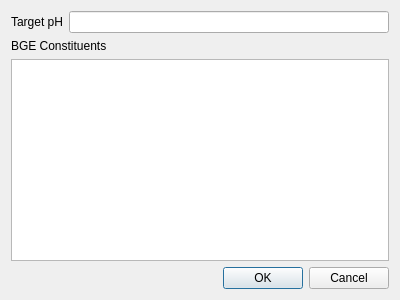
echmet/PeakMasterNG, file src/ui/adjustphdialog.ui: the form before one commit.
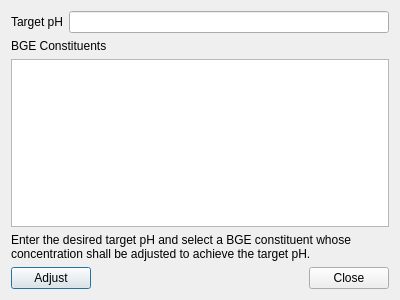
The form after the commit. Custom widgets are drawn as their Qt base class.

Patch:
```diff
--- a/src/ui/adjustphdialog.ui
+++ b/src/ui/adjustphdialog.ui
@@ -39,14 +39,35 @@
     <widget class="QTableView" name="qtbv_bgeConstituents"/>
    </item>
    <item>
+    <widget class="QLabel" name="label">
+     <property name="text">
+      <string>Enter the desired target pH and select a BGE constituent whose concentration shall be adjusted to achieve the target pH.</string>
+     </property>
+     <property name="wordWrap">
+      <bool>true</bool>
+     </property>
+    </widget>
+   </item>
+   <item>
+    <layout class="QHBoxLayout" name="horizontalLayout">
+     <item>
+      <widget class="QPushButton" name="qpb_adjust">
+       <property name="text">
+        <string>Adjust</string>
+       </property>
+      </widget>
+     </item>
+     <item>
     <widget class="QDialogButtonBox" name="buttonBox">
      <property name="orientation">
       <enum>Qt::Horizontal</enum>
      </property>
      <property name="standardButtons">
-      <set>QDialogButtonBox::Cancel|QDialogButtonBox::Ok</set>
-     </property>
-    </widget>
+        <set>QDialogButtonBox::Close</set>
+       </property>
+      </widget>
+     </item>
+    </layout>
    </item>
   </layout>
  </widget>
```
Lines whose indentation alone changed are shown as unchanged.
